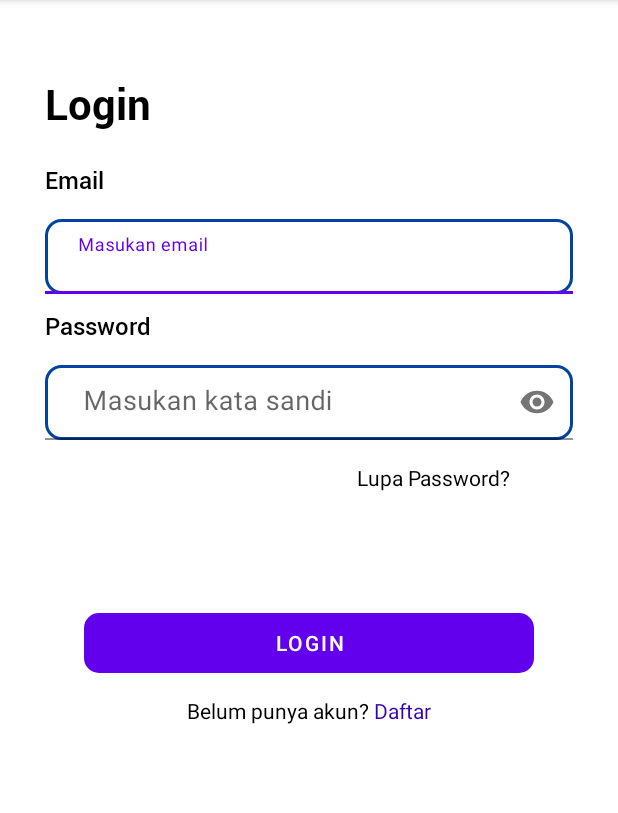
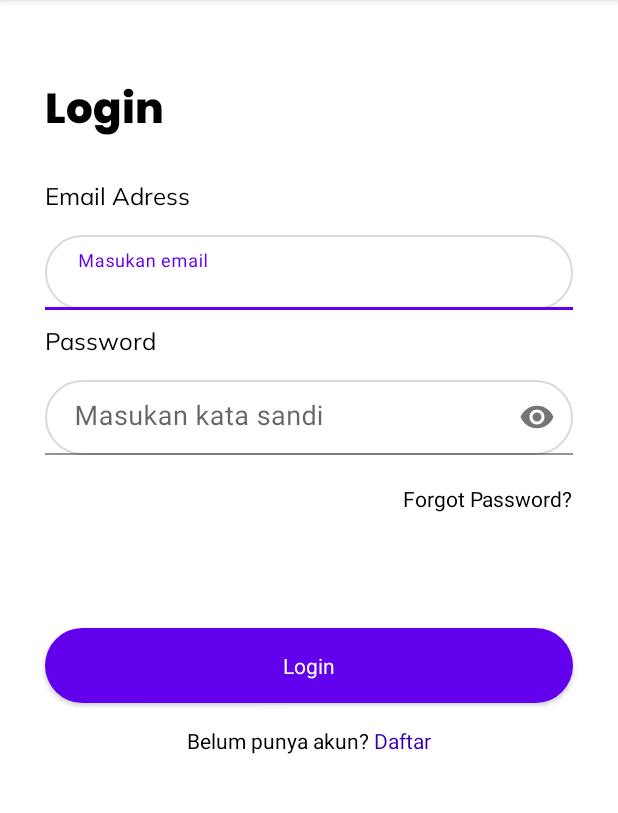
Before and after one commit to RezaConz/Cleaving, an Android app: the screen it shows after launch (LoginActivity), on a phone screen of 412 x 824 dp, the part 84-897 px from its top. Run offline under Robolectric (Android 15) with nearby library versions, the phone set to English and light mode, and no system bars.

Commit message:
ui login regris

```diff
--- a/app/src/main/res/drawable/button_shape.xml
+++ b/app/src/main/res/drawable/button_shape.xml
@@ -1,5 +1,5 @@
 <?xml version="1.0" encoding="utf-8"?>
 <shape android:shape="rectangle" xmlns:android="http://schemas.android.com/apk/res/android">
-    <solid android:color="@color/purple_700"/>
-    <corners android:radius="10dp"/>
+    <solid android:color="#498553"/>
+    <corners android:radius="50dp"/>
 </shape>
--- a/app/src/main/res/drawable/edit_text_shape.xml
+++ b/app/src/main/res/drawable/edit_text_shape.xml
@@ -1,6 +1,6 @@
 <?xml version="1.0" encoding="utf-8"?>
 <shape android:shape="rectangle" xmlns:android="http://schemas.android.com/apk/res/android">
     <solid android:color="@color/white"/>
-    <corners android:radius="10dp"/>
-    <stroke android:color="#0143A3" android:width="2dp"/>
+    <corners android:radius="50dp"/>
+    <stroke android:color="#D8DADC" android:width="1dp"/>
 </shape>
--- a/app/src/main/res/layout/activity_login.xml
+++ b/app/src/main/res/layout/activity_login.xml
@@ -13,7 +13,7 @@
         android:paddingHorizontal="30dp"
         android:layout_alignParentStart="true"
         android:layout_marginTop="50dp"
-        android:fontFamily="@font/robotobold"
+        android:fontFamily="@font/poppins_extrabold"
         android:textSize="28sp"
         android:textColor="@color/black"
         android:text="Login"/>
@@ -30,11 +30,11 @@
         <TextView
             android:layout_width="wrap_content"
             android:layout_height="wrap_content"
-            android:text="Email"
+            android:text="Email Adress"
             android:layout_marginTop="5dp"
             android:layout_marginBottom="15dp"
             android:textSize="16sp"
-            android:fontFamily="@font/robotomedium"
+            android:fontFamily="@font/mulish_regular"
             android:textColor="@color/black"
             />
         <com.google.android.material.textfield.TextInputLayout
@@ -58,7 +58,7 @@
             android:layout_marginTop="10dp"
             android:layout_marginBottom="15dp"
             android:textSize="16sp"
-            android:fontFamily="@font/robotomedium"
+            android:fontFamily="@font/mulish_regular"
             android:textColor="@color/black"
             />
         <com.google.android.material.textfield.TextInputLayout
@@ -74,8 +74,8 @@
                 android:background="@drawable/edit_text_shape"
                 android:hint="  Masukan kata sandi"
                 android:inputType="textPassword"
-                android:paddingLeft="10dp"
-                android:textSize="18dp" />
+                android:paddingStart="10dp"
+                android:textSize="18sp" />
         </com.google.android.material.textfield.TextInputLayout>
     </LinearLayout>
 
@@ -83,21 +83,24 @@
         android:id="@+id/lupapw"
         android:layout_width="wrap_content"
         android:layout_height="wrap_content"
-        android:text="Lupa Password?"
         android:layout_below="@id/InputLogin"
-        android:layout_marginStart="238dp"
+        android:layout_alignParentEnd="true"
+        android:layout_marginTop="4dp"
+        android:layout_marginEnd="30dp"
+        android:text="Forgot Password?"
         android:textColor="@color/black"
-        android:textSize="14sp"
-        />
+        android:textSize="14sp" />
 
     <Button
         android:id="@+id/ButtonLogin"
-        android:layout_width="300dp"
-        android:layout_height="40dp"
+        android:layout_marginHorizontal="30dp"
+        android:layout_width="match_parent"
+        android:layout_height="50dp"
         android:layout_marginTop="100dp"
         android:layout_centerHorizontal="true"
         android:layout_below="@id/InputLogin"
         android:text="Login"
+        android:textAppearance="@font/poppins"
         android:textColor="#FFFFFF"
         android:background="@drawable/button_shape"
         android:textSize="14sp"
--- a/app/src/main/res/values/colors.xml
+++ b/app/src/main/res/values/colors.xml
@@ -1,6 +1,6 @@
 <?xml version="1.0" encoding="utf-8"?>
 <resources>
-    <color name="purple_200">#FFBB86FC</color>
+    <color name="action_primary">#FFBB86FC</color>
     <color name="purple_500">#FF6200EE</color>
     <color name="purple_700">#FF3700B3</color>
     <color name="teal_200">#FF03DAC5</color>
--- a/build.gradle
+++ b/build.gradle
@@ -1,4 +1,8 @@
-// Top-level build file where you can add configuration options common to all sub-projects/modules.
+buildscript {
+    dependencies {
+        classpath 'com.google.gms:google-services:4.3.15'
+    }
+}// Top-level build file where you can add configuration options common to all sub-projects/modules.
 plugins {
     id 'com.android.application' version '8.1.1' apply false
     id 'com.android.library' version '8.1.1' apply false
```
Also changed, not shown: app/build.gradle (+7 -0 lines), app/src/main/java/com/example/cleaving/LoginRegistrasi/RegistrasiActivity.kt (+8 -1 lines), app/src/main/res/layout/activity_registrasi.xml (+29 -4 lines), app/src/main/res/font/mulish_regular.ttf (added).
